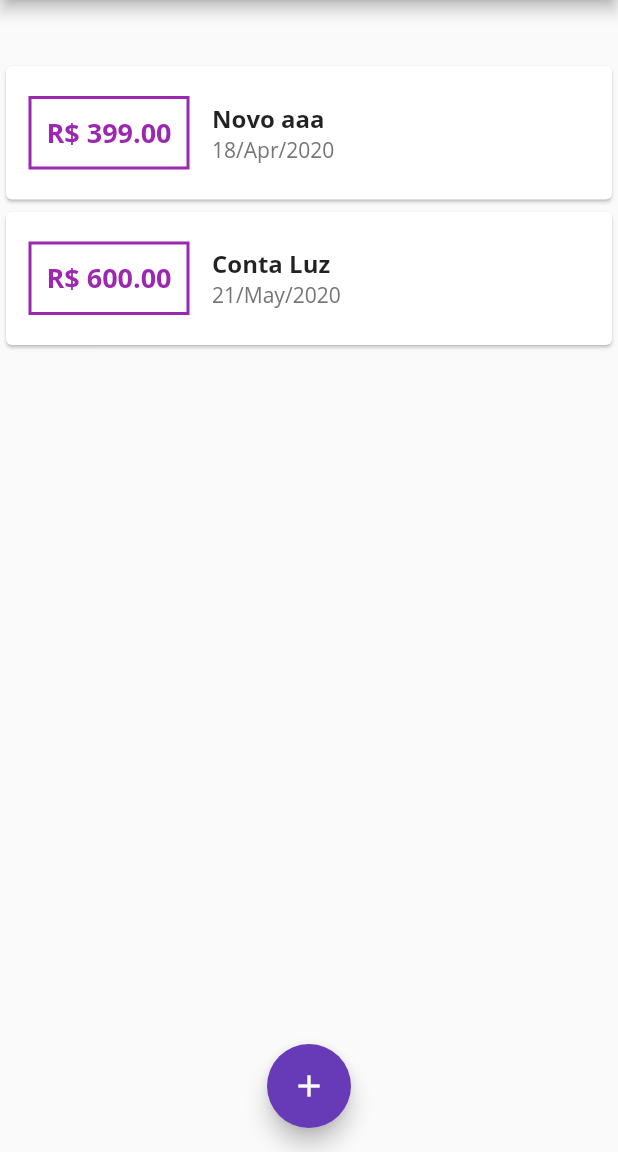
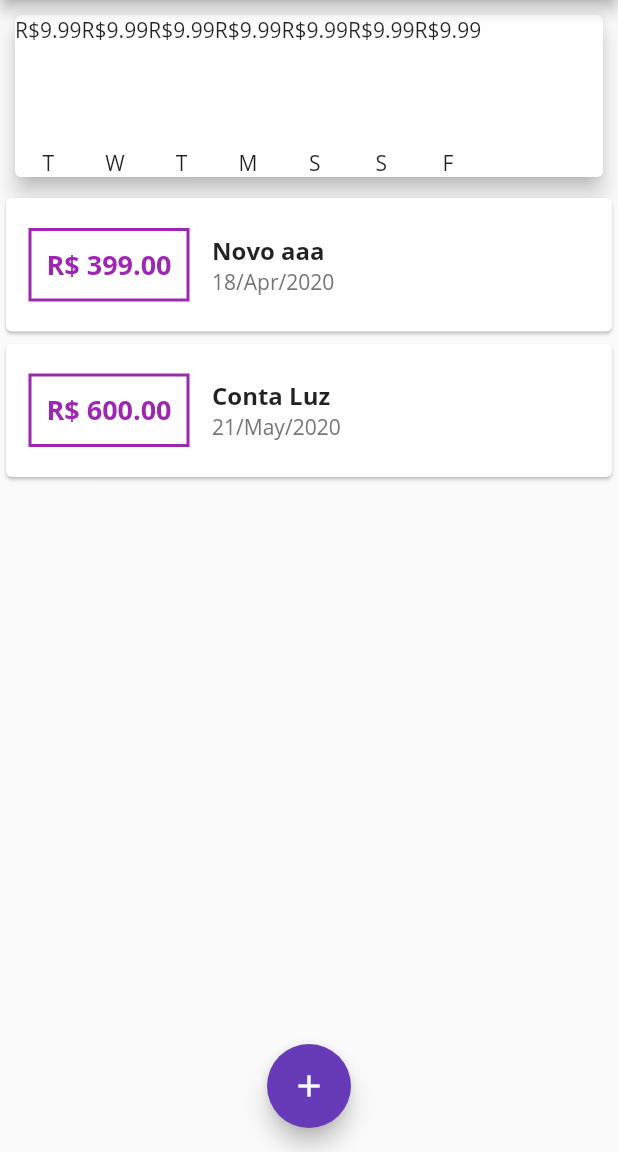
Before and after one commit to Hirook4/despesa_simples, a Flutter app: the screen it shows after launch, on a phone screen of 412 x 824 dp, the part 84-1236 px from its top. Run offline on Flutter 3.47's test engine with Material 2 defaults, Android fonts, the phone set to English and light mode, and no system bars.

Commit message:
Add ChartBar

```diff
--- a/lib/components/chart.dart
+++ b/lib/components/chart.dart
@@ -1,3 +1,4 @@
+import 'package:despesa_simples/components/chat_bar.dart';
 import 'package:despesa_simples/models/transaction.dart';
 import 'package:flutter/material.dart';
 import 'package:intl/intl.dart';
@@ -36,9 +37,15 @@ class Chart extends StatelessWidget {
   Widget build(BuildContext context) {
     return Card(
       elevation: 6,
-      margin: EdgeInsets.all(20),
+      margin: EdgeInsets.all(10),
       child: Row(
-        children: <Widget>[],
+        children: groupedTransactions.map((tr) {
+          return ChartBar(
+            label: tr['day'],
+            value: tr['value'],
+            percentage: 0,
+          );
+        }).toList(),
       ),
     );
   }
--- /dev/null
+++ b/lib/components/chat_bar.dart
@@ -0,0 +1,30 @@
+import 'package:flutter/material.dart';
+
+class ChartBar extends StatelessWidget {
+  final String label;
+  final double value;
+  final double percentage;
+
+  ChartBar({
+    this.label,
+    this.value,
+    this.percentage,
+  });
+
+  @override
+  Widget build(BuildContext context) {
+    return Column(
+      children: <Widget>[
+        Text('R\$${value.toStringAsFixed(2)}'),
+        SizedBox(height: 5),
+        Container(
+          height: 60,
+          width: 10,
+          child: null,
+        ),
+        SizedBox(height: 5),
+        Text(label),
+      ],
+    );
+  }
+}
```
